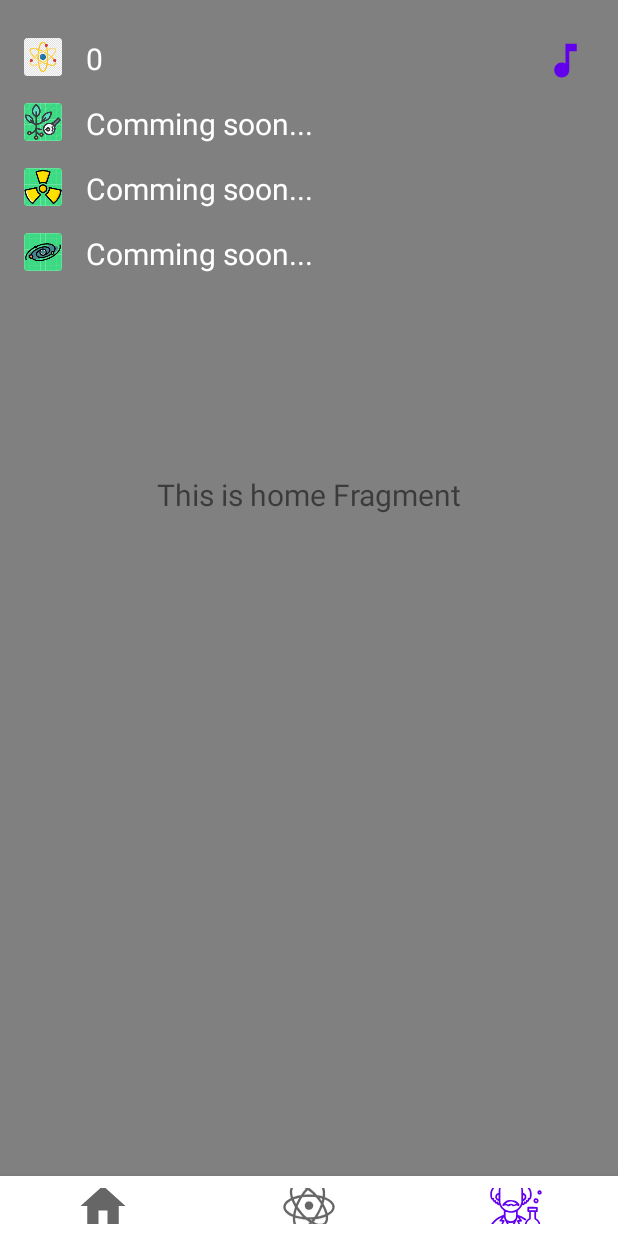
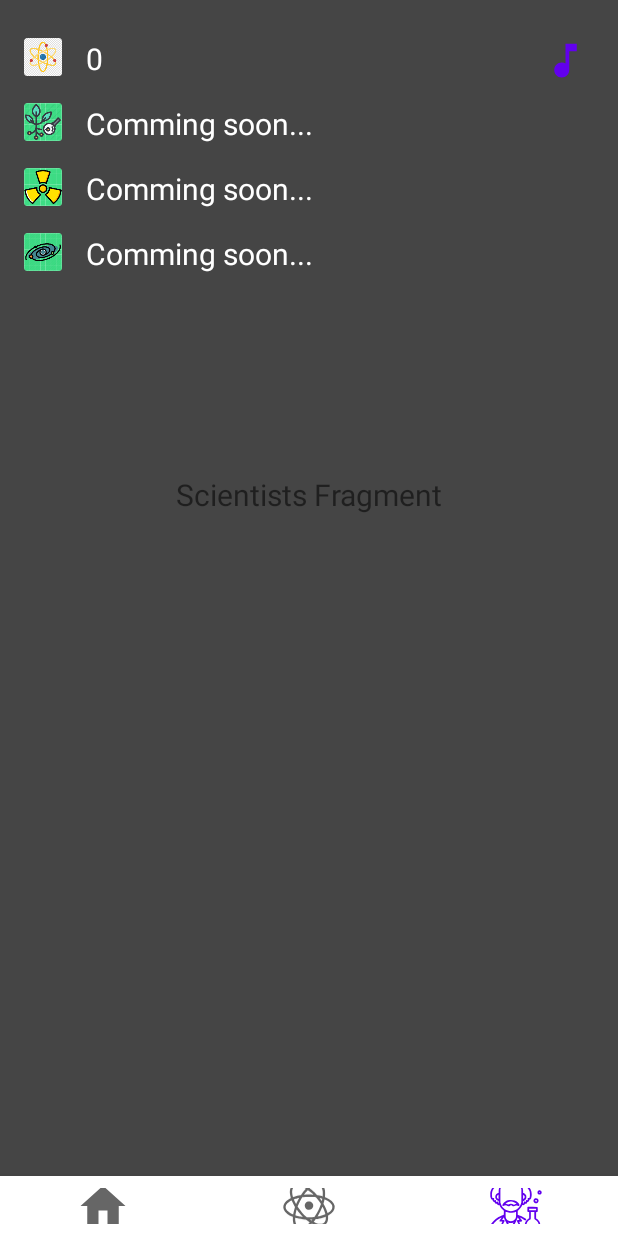
Before and after one commit to JovanPapi/Idle-Evolution-Universe, an Android app: the screen it shows after launch (MainActivity), item 3 of the bottom bar chosen, on a phone screen of 412 x 824 dp. Run offline under Robolectric (Android 15) with nearby library versions, the light colour scheme and no system bars; our stand-ins replace Firebase (no records; nobody signed in at launch, a user with empty details on screens opened directly), navigation-ui.

Commit message:
Minor refactor

```diff
--- a/app/src/main/java/com/example/idleevolution_universe/MainActivity.kt
+++ b/app/src/main/java/com/example/idleevolution_universe/MainActivity.kt
@@ -1,13 +1,17 @@
 package com.example.idleevolution_universe
 
 import android.content.Intent
+import android.graphics.Color
+import android.graphics.drawable.Drawable
 import android.os.Bundle
 import android.os.Handler
 import android.widget.Button
 import android.widget.TextView
 import android.widget.Toast
 import androidx.appcompat.app.AppCompatActivity
+import androidx.appcompat.content.res.AppCompatResources
 import androidx.core.content.res.ResourcesCompat
+import androidx.core.graphics.drawable.DrawableCompat
 import androidx.navigation.findNavController
 import androidx.navigation.ui.setupWithNavController
 import com.example.idleevolution_universe.entity_model.SectionElement
--- a/app/src/main/java/com/example/idleevolution_universe/ui/adapter/UpgradeElementAdapter.kt
+++ b/app/src/main/java/com/example/idleevolution_universe/ui/adapter/UpgradeElementAdapter.kt
@@ -29,7 +29,7 @@ class UpgradeElementAdapter(private val event_listener: UpgradesFragment.Element
 
 
         fun setData(element: SectionElement) {
-            elementNameUpgrade.text = element.name + ":" + element.requiredElementQuantity
+            elementNameUpgrade.text = element.name + ": " + element.requiredElementQuantity
             elementImageUpgrade.setImageResource(element.image)
         }
 
--- a/app/src/main/java/com/example/idleevolution_universe/ui/scientists/ScientistsViewModel.kt
+++ b/app/src/main/java/com/example/idleevolution_universe/ui/scientists/ScientistsViewModel.kt
@@ -6,7 +6,7 @@ import androidx.lifecycle.ViewModel
 
 class ScientistsViewModel : ViewModel() {
     private val _text = MutableLiveData<String>().apply {
-        value = "This is home Fragment"
+        value = "Scientists Fragment"
     }
     val text: LiveData<String> = _text
 }
--- a/app/src/main/java/com/example/idleevolution_universe/ui/upgrade_element/UpgradesFragment.kt
+++ b/app/src/main/java/com/example/idleevolution_universe/ui/upgrade_element/UpgradesFragment.kt
@@ -54,6 +54,7 @@ class UpgradesFragment : Fragment() {
                     }
                     val prevEnergyPerSec = curr_element.energyProductionPerSecond
                     curr_element.energyProductionPerSecond *= 5
+                    curr_element.totalProductionAfterUpgrade *= 5
                     curr_element.checkIfElementIsUpgraded = true
 
                     if (curr_element.section == "quantum") {
--- a/app/src/main/res/layout/activity_main.xml
+++ b/app/src/main/res/layout/activity_main.xml
@@ -5,7 +5,7 @@
     android:layout_width="match_parent"
     android:layout_height="match_parent"
     android:paddingTop="25dp"
-    android:background="#808080">
+    android:background="#454545">
 
     <fragment
         android:id="@+id/nav_host_fragment"
@@ -45,7 +45,8 @@
         android:background="@drawable/ic_music_on"
         app:layout_constraintEnd_toEndOf="parent"
         app:layout_constraintTop_toTopOf="parent"
-        android:layout_marginEnd="20dp"/>
+        android:layout_marginEnd="20dp"
+        android:backgroundTint="@color/white"/>
 
     <LinearLayout
         android:id="@+id/atomicEnergyLayout"
--- a/app/src/main/res/layout/upgrades_item_view.xml
+++ b/app/src/main/res/layout/upgrades_item_view.xml
@@ -68,7 +68,7 @@
                 android:layout_height="wrap_content"
                 android:text="Bonus Income:"
                 android:textAlignment="center"
-                android:textColor="#FFFF00"
+                android:textColor="#00FF00"
                 android:textSize="17sp" />
 
             <TextView
--- a/app/src/main/res/values/themes.xml
+++ b/app/src/main/res/values/themes.xml
@@ -2,8 +2,8 @@
     <!-- Base application theme. -->
     <style name="Theme.IdleEvolutionUniverse" parent="Theme.MaterialComponents.DayNight.NoActionBar">
         <!-- Primary brand color. -->
-        <item name="colorPrimary">@color/purple_500</item>
-        <item name="colorPrimaryVariant">@color/purple_700</item>
+<!--        <item name="colorPrimary">@color/purple_500</item>-->
+<!--        <item name="colorPrimaryVariant">@color/purple_700</item>-->
         <item name="colorOnPrimary">@color/white</item>
         <!-- Secondary brand color. -->
         <item name="colorSecondary">@color/teal_200</item>
```
